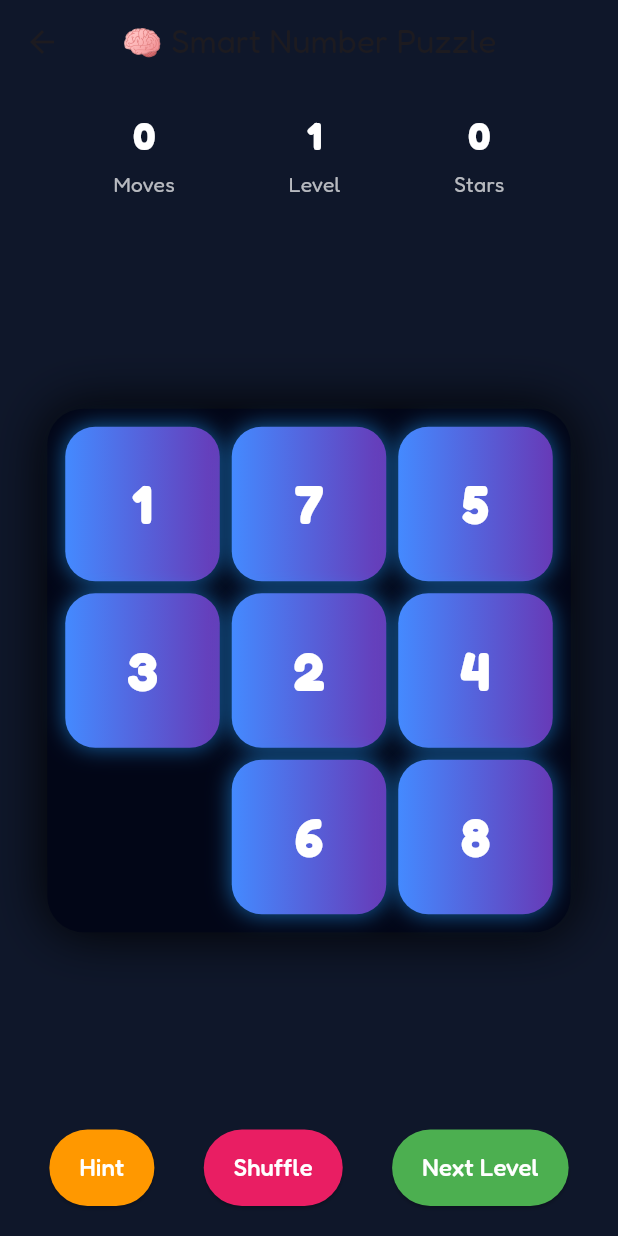
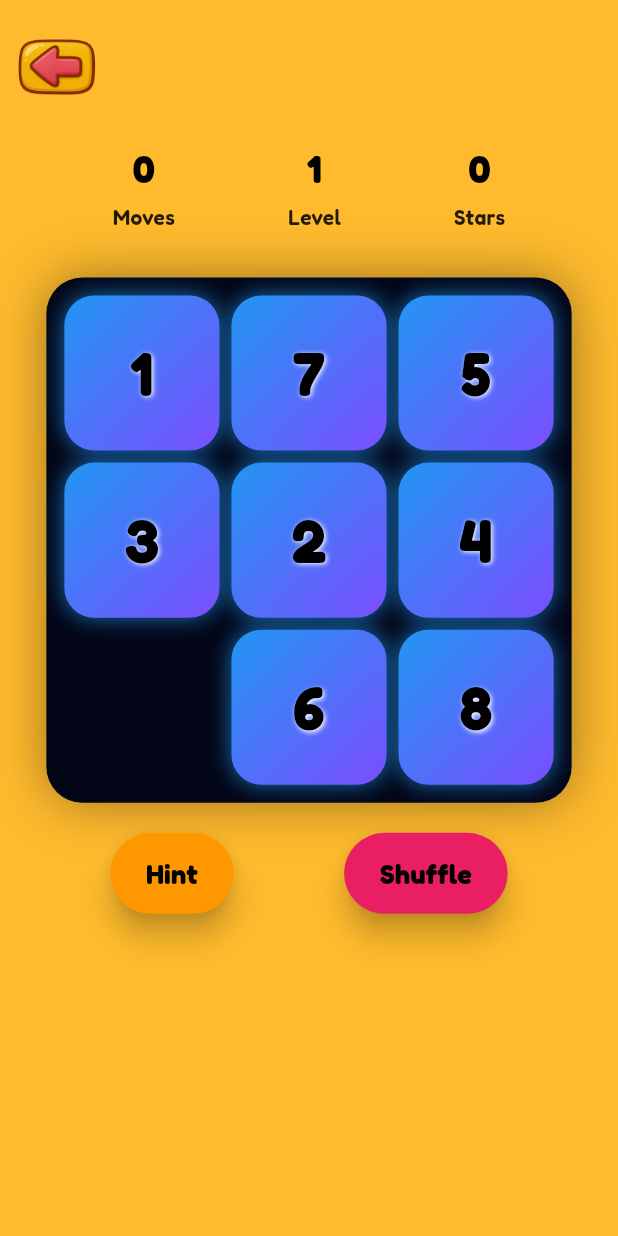
Before and after one commit to argadenil/zinzy, a Flutter app: the ModernNumberPuzzleScreen screen opened directly, on a phone screen of 412 x 824 dp. Run offline on Flutter 3.47's test engine with Material 3 defaults, Android fonts, the phone set to English and light mode, and no system bars; our stand-ins replace audioplayers, confetti, flutter_tts, google_fonts, lottie, rive.

Commit message:
changes added

```diff
--- a/lib/screens/numbers/subscreens/numberPuzzle.dart
+++ b/lib/screens/numbers/subscreens/numberPuzzle.dart
@@ -12,6 +12,8 @@ class ModernNumberPuzzleScreen extends StatefulWidget {
 
 class _ModernNumberPuzzleScreenState extends State<ModernNumberPuzzleScreen>
     with TickerProviderStateMixin {
+  bool isLevelOne = true;
+
   int gridSize = 3;
   late List<int?> tiles;
   int moves = 0;
@@ -27,9 +29,12 @@ class _ModernNumberPuzzleScreenState extends State<ModernNumberPuzzleScreen>
   }
 
   void generatePuzzle() {
+    gridSize = 3;
+
     final count = gridSize * gridSize;
     tiles = List.generate(count, (i) => i == count - 1 ? null : i + 1);
     tiles.shuffle();
+
     moves = 0;
     activeHintIndex = null;
     setState(() {});
@@ -44,12 +49,14 @@ class _ModernNumberPuzzleScreenState extends State<ModernNumberPuzzleScreen>
 
   void moveTile(int index) {
     final emptyIndex = tiles.indexOf(null);
+
     final row = index ~/ gridSize;
     final col = index % gridSize;
     final emptyRow = emptyIndex ~/ gridSize;
     final emptyCol = emptyIndex % gridSize;
 
-    final isAdjacent = (row == emptyRow && (col - emptyCol).abs() == 1) ||
+    final isAdjacent =
+        (row == emptyRow && (col - emptyCol).abs() == 1) ||
         (col == emptyCol && (row - emptyRow).abs() == 1);
 
     if (!isAdjacent) return;
@@ -81,22 +88,15 @@ class _ModernNumberPuzzleScreenState extends State<ModernNumberPuzzleScreen>
     if (col > 0) possible.add(empty - 1);
     if (col < gridSize - 1) possible.add(empty + 1);
 
-    activeHintIndex = possible[_randomIndex(possible.length)];
+    activeHintIndex = possible[Random().nextInt(possible.length)];
 
     hintTimer?.cancel();
     hintTimer = Timer(const Duration(seconds: 2), () {
-      setState(() => activeHintIndex = null);
+      if (mounted) setState(() => activeHintIndex = null);
     });
 
     setState(() {});
   }
-
-  void nextLevel() {
-    if (gridSize < 5) gridSize++;
-    generatePuzzle();
-  }
-
-  int _randomIndex(int max) => Random().nextInt(max);
 
   @override
   void dispose() {
@@ -106,104 +106,120 @@ class _ModernNumberPuzzleScreenState extends State<ModernNumberPuzzleScreen>
 
   @override
   Widget build(BuildContext context) {
-    final tileSize = MediaQuery.of(context).size.width / (gridSize + 1);
+    final double boardSize = MediaQuery.of(context).size.width * 0.85;
+    final double tileSize = boardSize / gridSize - 8;
 
     return Scaffold(
-      backgroundColor: const Color(0xFF0F172A),
-      appBar: AppBar(
-        title: const Text("🧠 Smart Number Puzzle"),
-        backgroundColor: Colors.transparent,
-        elevation: 0,
-        centerTitle: true,
+      backgroundColor: const Color(0xFFFFBB2D),
+      body: SafeArea(
+        child: Column(
+          children: [
+            const SizedBox(height: 8),
+
+            /// Back Button
+            Align(
+              alignment: Alignment.centerLeft,
+              child: IconButton(
+                onPressed: () => Navigator.pop(context),
+                icon: Image.asset(
+                  'assets/images/back_button.png',
+                  width: 60,
+                  height: 60,
                 ),
-      body: Column(
-        children: [
-          const SizedBox(height: 16),
+              ),
+            ),
 
-          // Top Stats
-          Row(
+            /// Top Stats
+            Padding(
+              padding: const EdgeInsets.symmetric(vertical: 10),
+              child: Row(
                 mainAxisAlignment: MainAxisAlignment.spaceEvenly,
                 children: [
                   _statCard("Moves", "$moves"),
-              _statCard("Level", "${gridSize - 2}"),
+                  _statCard("Level", "1"),
                   _statCard("Stars", "$stars"),
                 ],
+              ),
             ),
 
             const SizedBox(height: 20),
 
-          // Puzzle board
-          Expanded(
-            child: Center(
-              child: Container(
+            /// ✅ Aligned Grid using GridView
+            Container(
+              width: boardSize,
+              height: boardSize,
               padding: const EdgeInsets.all(12),
               decoration: BoxDecoration(
                 color: const Color(0xFF020617),
                 borderRadius: BorderRadius.circular(24),
                 boxShadow: const [
-                    BoxShadow(color: Colors.black, blurRadius: 30)
+                  BoxShadow(color: Colors.black38, blurRadius: 30),
                 ],
               ),
-                child: Wrap(
-                  spacing: 8,
-                  runSpacing: 8,
-                  children: List.generate(tiles.length, (index) {
+              child: GridView.builder(
+                physics: const NeverScrollableScrollPhysics(),
+                gridDelegate: SliverGridDelegateWithFixedCrossAxisCount(
+                  crossAxisCount: gridSize,
+                  mainAxisSpacing: 8,
+                  crossAxisSpacing: 8,
+                ),
+                itemCount: tiles.length,
+                itemBuilder: (context, index) {
                   final tile = tiles[index];
                   final isHint = index == activeHintIndex;
 
                   if (tile == null) {
-                      return SizedBox(
-                        width: tileSize,
-                        height: tileSize,
-                      );
+                    return const SizedBox.shrink();
                   }
 
                   return GestureDetector(
                     onTap: () => moveTile(index),
                     child: AnimatedContainer(
                       duration: const Duration(milliseconds: 200),
-                        width: tileSize,
-                        height: tileSize,
                       decoration: BoxDecoration(
                         borderRadius: BorderRadius.circular(20),
                         gradient: LinearGradient(
+                          begin: Alignment.topLeft,
+                          end: Alignment.bottomRight,
                           colors: isHint
-                                ? [Colors.yellow, Colors.orange]
-                                : [
-                                    Colors.blueAccent,
-                                    Colors.deepPurple,
-                                  ],
+                              ? [Colors.yellow, Colors.orangeAccent]
+                              : [Colors.blue, Colors.deepPurpleAccent],
                         ),
                         boxShadow: [
                           BoxShadow(
                             color: isHint
-                                  ? Colors.yellow.withOpacity(0.8)
-                                  : Colors.blue.withOpacity(0.6),
+                                ? Colors.yellow.withOpacity(0.9)
+                                : Colors.blue.withOpacity(0.7),
                             blurRadius: isHint ? 25 : 12,
-                            )
+                          ),
                         ],
                       ),
                       child: Center(
                         child: Text(
                           "$tile",
                           style: const TextStyle(
-                              fontSize: 36,
+                            fontSize: 40,
                             fontWeight: FontWeight.bold,
+                            color: Colors.black, // ✅ High contrast
+                            shadows: [
+                              Shadow(
+                                blurRadius: 4,
                                 color: Colors.white,
+                                offset: Offset(1, 1),
+                              ),
+                            ],
                           ),
                         ),
                       ),
                     ),
                   );
-                  }),
-                ),
-              ),
+                },
               ),
             ),
 
-          const SizedBox(height: 12),
+            const SizedBox(height: 20),
 
-          // Controls
+            /// Buttons
             Padding(
               padding: const EdgeInsets.only(bottom: 20),
               child: Row(
@@ -211,11 +227,54 @@ class _ModernNumberPuzzleScreenState extends State<ModernNumberPuzzleScreen>
                 children: [
                   _gameButton("Hint", Colors.orange, showHint),
                   _gameButton("Shuffle", Colors.pink, generatePuzzle),
-                _gameButton("Next Level", Colors.green, nextLevel),
                 ],
               ),
-          )
+            ),
           ],
+        ),
+      ),
+    );
+  }
+
+  Widget _statCard(String title, String value) {
+    return Column(
+      children: [
+        Text(
+          value,
+          style: const TextStyle(
+            fontSize: 26,
+            fontWeight: FontWeight.bold,
+            color: Colors.black, // ✅ Better contrast
+          ),
+        ),
+        const SizedBox(height: 4),
+        Text(
+          title,
+          style: const TextStyle(
+            color: Colors.black87, // ✅ Better contrast
+            fontWeight: FontWeight.w600,
+          ),
+        ),
+      ],
+    );
+  }
+
+  Widget _gameButton(String text, Color color, VoidCallback onTap) {
+    return ElevatedButton(
+      style: ElevatedButton.styleFrom(
+        backgroundColor: color,
+        elevation: 8,
+        shape: RoundedRectangleBorder(borderRadius: BorderRadius.circular(30)),
+        padding: const EdgeInsets.symmetric(horizontal: 24, vertical: 14),
+      ),
+      onPressed: onTap,
+      child: Text(
+        text,
+        style: const TextStyle(
+          fontSize: 18,
+          color: Colors.black, // ✅ Better contrast
+          fontWeight: FontWeight.bold,
+        ),
       ),
     );
   }
@@ -225,61 +284,38 @@ class _ModernNumberPuzzleScreenState extends State<ModernNumberPuzzleScreen>
       context: context,
       barrierDismissible: false,
       builder: (_) => AlertDialog(
-        shape: RoundedRectangleBorder(
-          borderRadius: BorderRadius.circular(20),
-        ),
+        shape: RoundedRectangleBorder(borderRadius: BorderRadius.circular(20)),
         backgroundColor: const Color(0xFF020617),
         content: Column(
           mainAxisSize: MainAxisSize.min,
           children: [
-            const Text("🌟 Level Complete!",
+            const Text(
+              "🌟 Puzzle Solved!",
               style: TextStyle(
                 fontSize: 24,
                 fontWeight: FontWeight.bold,
-                    color: Colors.white)),
+                color: Colors.white,
+              ),
+            ),
             const SizedBox(height: 16),
-            Text("Moves: $moves",
-                style: const TextStyle(color: Colors.white70)),
+            Text(
+              "Moves: $moves",
+              style: const TextStyle(color: Colors.white70),
+            ),
             const SizedBox(height: 20),
             ElevatedButton(
-              style:
-                  ElevatedButton.styleFrom(backgroundColor: Colors.deepPurple),
+              style: ElevatedButton.styleFrom(
+                backgroundColor: Colors.deepPurple,
+              ),
               onPressed: () {
                 Navigator.pop(context);
-                nextLevel();
+                generatePuzzle();
               },
-              child: const Text("Next Level"),
-            )
+              child: const Text("Play Again"),
+            ),
           ],
         ),
       ),
     );
   }
-
-  Widget _statCard(String title, String value) {
-    return Column(
-      children: [
-        Text(value,
-            style: const TextStyle(
-                fontSize: 26, fontWeight: FontWeight.bold, color: Colors.white)),
-        const SizedBox(height: 4),
-        Text(title,
-            style: TextStyle(color: Colors.white.withOpacity(0.7))),
-      ],
-    );
 }
-
-  Widget _gameButton(String text, Color color, VoidCallback onTap) {
-    return ElevatedButton(
-      style: ElevatedButton.styleFrom(
-        backgroundColor: color,
-        shape:
-            RoundedRectangleBorder(borderRadius: BorderRadius.circular(30)),
-        padding: const EdgeInsets.symmetric(horizontal: 20, vertical: 14),
-      ),
-      onPressed: onTap,
-      child: Text(text,
-          style: const TextStyle(fontSize: 16, color: Colors.white)),
-    );
-  }
-}
```
Lines whose indentation alone changed are shown as unchanged.
